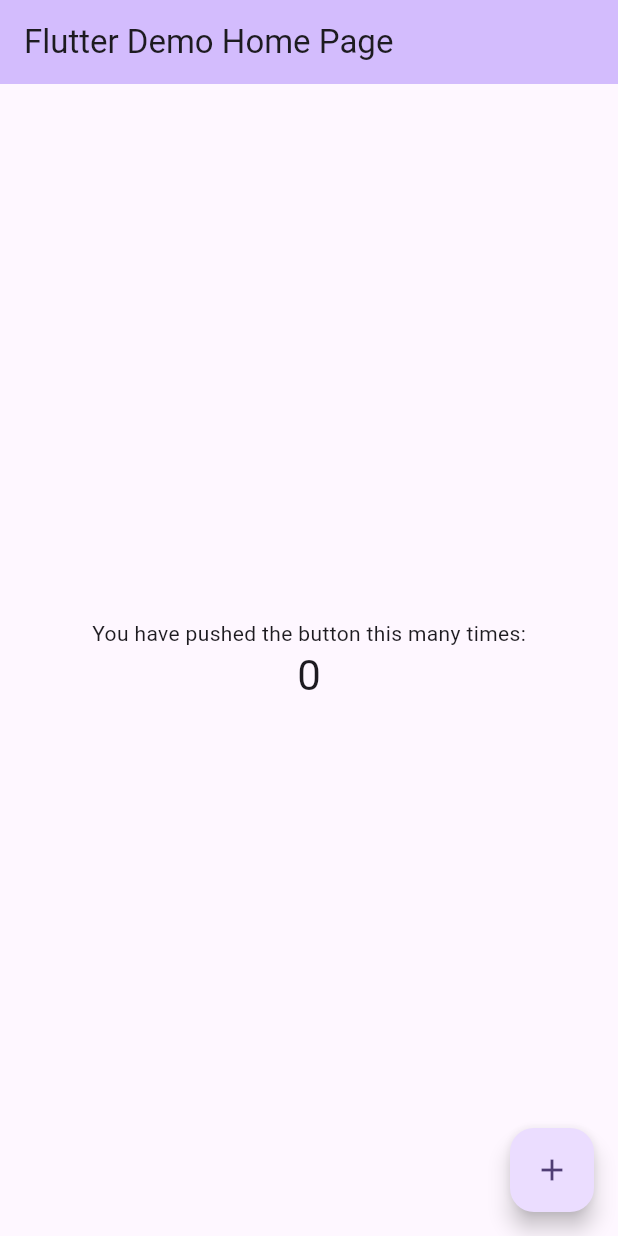
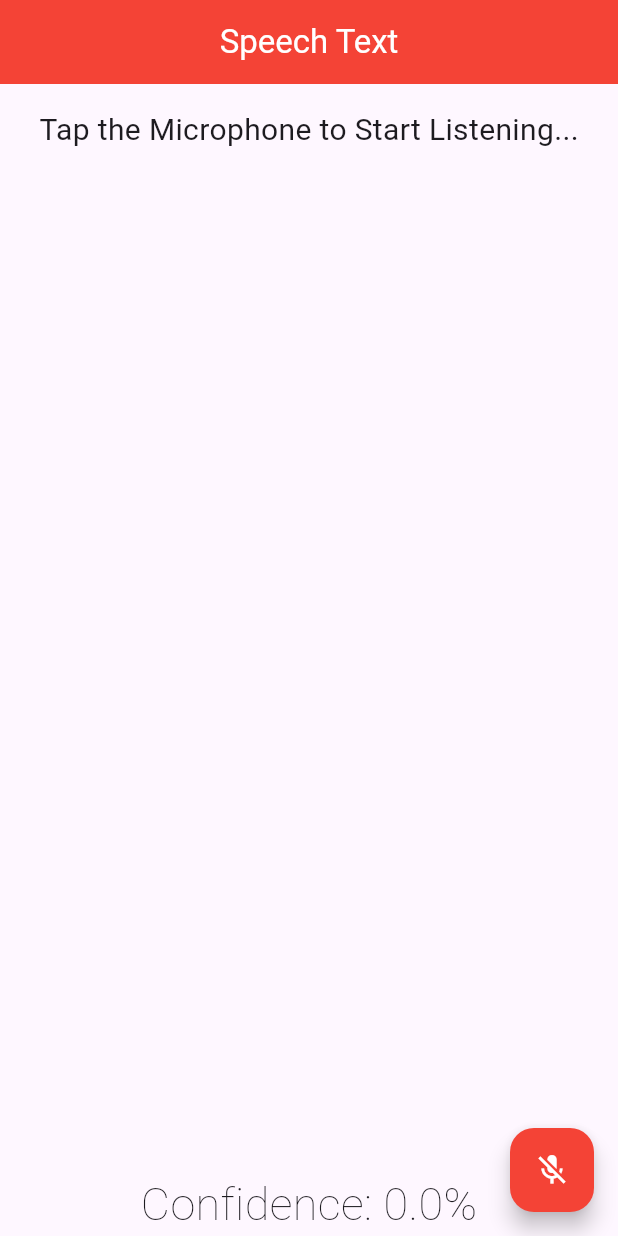
Before and after one commit to suraj-yadav0/translator_app, a Flutter app: the screen it shows after launch, on a phone screen of 412 x 824 dp. Run offline on Flutter 3.47's test engine with Material 3 defaults, Android fonts, the phone set to English and light mode, and no system bars; our stand-ins replace speech_to_text.

Commit message:
finally completed speech to text

```diff
--- a/lib/main.dart
+++ b/lib/main.dart
@@ -1,4 +1,5 @@
 import 'package:flutter/material.dart';
+import 'package:translator_app/translator_scrren.dart';
 
 void main() {
   runApp(const MyApp());
@@ -17,95 +18,7 @@ class MyApp extends StatelessWidget {
         colorScheme: ColorScheme.fromSeed(seedColor: Colors.deepPurple),
         useMaterial3: true,
       ),
-      home: const MyHomePage(title: 'Flutter Demo Home Page'),
+      home: const TranslatorScreen(),
     );
   }
 }
-
-class MyHomePage extends StatefulWidget {
-  const MyHomePage({super.key, required this.title});
-
-  // This widget is the home page of your application. It is stateful, meaning
-  // that it has a State object (defined below) that contains fields that affect
-  // how it looks.
-
-  // This class is the configuration for the state. It holds the values (in this
-  // case the title) provided by the parent (in this case the App widget) and
-  // used by the build method of the State. Fields in a Widget subclass are
-  // always marked "final".
-
-  final String title;
-
-  @override
-  State<MyHomePage> createState() => _MyHomePageState();
-}
-
-class _MyHomePageState extends State<MyHomePage> {
-  int _counter = 0;
-
-  void _incrementCounter() {
-    setState(() {
-      // This call to setState tells the Flutter framework that something has
-      // changed in this State, which causes it to rerun the build method below
-      // so that the display can reflect the updated values. If we changed
-      // _counter without calling setState(), then the build method would not be
-      // called again, and so nothing would appear to happen.
-      _counter++;
-    });
-  }
-
-  @override
-  Widget build(BuildContext context) {
-    // This method is rerun every time setState is called, for instance as done
-    // by the _incrementCounter method above.
-    //
-    // The Flutter framework has been optimized to make rerunning build methods
-    // fast, so that you can just rebuild anything that needs updating rather
-    // than having to individually change instances of widgets.
-    return Scaffold(
-      appBar: AppBar(
-        // TRY THIS: Try changing the color here to a specific color (to
-        // Colors.amber, perhaps?) and trigger a hot reload to see the AppBar
-        // change color while the other colors stay the same.
-        backgroundColor: Theme.of(context).colorScheme.inversePrimary,
-        // Here we take the value from the MyHomePage object that was created by
-        // the App.build method, and use it to set our appbar title.
-        title: Text(widget.title),
-      ),
-      body: Center(
-        // Center is a layout widget. It takes a single child and positions it
-        // in the middle of the parent.
-        child: Column(
-          // Column is also a layout widget. It takes a list of children and
-          // arranges them vertically. By default, it sizes itself to fit its
-          // children horizontally, and tries to be as tall as its parent.
-          //
-          // Column has various properties to control how it sizes itself and
-          // how it positions its children. Here we use mainAxisAlignment to
-          // center the children vertically; the main axis here is the vertical
-          // axis because Columns are vertical (the cross axis would be
-          // horizontal).
-          //
-          // TRY THIS: Invoke "debug painting" (choose the "Toggle Debug Paint"
-          // action in the IDE, or press "p" in the console), to see the
-          // wireframe for each widget.
-          mainAxisAlignment: MainAxisAlignment.center,
-          children: <Widget>[
-            const Text(
-              'You have pushed the button this many times:',
-            ),
-            Text(
-              '$_counter',
-              style: Theme.of(context).textTheme.headlineMedium,
-            ),
-          ],
-        ),
-      ),
-      floatingActionButton: FloatingActionButton(
-        onPressed: _incrementCounter,
-        tooltip: 'Increment',
-        child: const Icon(Icons.add),
-      ), // This trailing comma makes auto-formatting nicer for build methods.
-    );
-  }
-}
--- /dev/null
+++ b/lib/translator_scrren.dart
@@ -0,0 +1,108 @@
+import 'package:flutter/material.dart';
+import 'package:speech_to_text/speech_to_text.dart';
+
+class TranslatorScreen extends StatefulWidget {
+  const TranslatorScreen({super.key});
+
+  @override
+  State<TranslatorScreen> createState() => _TranslatorScreenState();
+}
+
+class _TranslatorScreenState extends State<TranslatorScreen> {
+  final SpeechToText _speechToText = SpeechToText();
+
+  bool _speechEnabled = false;
+
+  String _wordsSpoken = "";
+
+  double _confidenceLevel = 0;
+
+  @override
+  void initState() {
+    super.initState();
+    initSpeech();
+  }
+
+  void initSpeech() async {
+    _speechEnabled = await _speechToText.initialize();
+    setState(() {});
+  }
+
+  void _startListening() async {
+    await _speechToText.listen(onResult: _onSpeechResult);
+    setState(() {
+      _confidenceLevel = 0;
+    });
+  }
+
+  void _stopListening() async {
+    await _speechToText.stop();
+    setState(() {});
+  }
+
+  void _onSpeechResult(result) {
+    setState(() {
+      _wordsSpoken = "${result.recognizedWords}";
+      _confidenceLevel = result.confidence;
+    });
+  }
+
+  @override
+  Widget build(BuildContext context) {
+    return Scaffold(
+      appBar: AppBar(
+        backgroundColor: Colors.red,
+        title: const Text(
+          'Speech Text',
+          style: TextStyle(color: Colors.white),
+        ),
+        centerTitle: true,
+      ),
+      body: Center(
+        child: Column(
+          children: [
+            Container(
+              padding: const EdgeInsets.all(16),
+              child: Text(
+                _speechToText.isListening
+                    ? "Listening..."
+                    : _speechEnabled
+                        ? "Tap the Microphone to Start Listening..."
+                        : "Speech Not Available.",
+                style: const TextStyle(fontSize: 20),
+              ),
+            ),
+            Expanded(
+              child: Container(
+                padding: const EdgeInsets.all(16),
+                child: Text(
+                  _wordsSpoken,
+                  style: const TextStyle(
+                      fontSize: 25, fontWeight: FontWeight.w300),
+                ),
+              ),
+            ),
+            if (_speechToText.isNotListening && _confidenceLevel > 0)
+              const Padding(padding: EdgeInsets.only(bottom: 100)),
+            Text(
+              "Confidence: ${(_confidenceLevel * 100).toStringAsFixed(1)}%",
+              style: const TextStyle(
+                fontSize: 30,
+                fontWeight: FontWeight.w200,
+              ),
+            ),
+          ],
+        ),
+      ),
+      floatingActionButton: FloatingActionButton(
+        onPressed: _speechToText.isListening ? _stopListening : _startListening,
+        tooltip: 'Listen',
+        backgroundColor: Colors.red,
+        child: Icon(
+          _speechToText.isNotListening ? Icons.mic_off : Icons.mic,
+          color: Colors.white,
+        ),
+      ),
+    );
+  }
+}
--- a/pubspec.yaml
+++ b/pubspec.yaml
@@ -35,6 +35,9 @@ dependencies:
   # The following adds the Cupertino Icons font to your application.
   # Use with the CupertinoIcons class for iOS style icons.
   cupertino_icons: ^1.0.2
+  speech_to_text: ^6.6.0
+  highlight_text: ^1.7.0
+  avatar_glow: ^3.0.1
 
 dev_dependencies:
   flutter_test:
```
Also changed, not shown: pubspec.lock, 4 other files.
